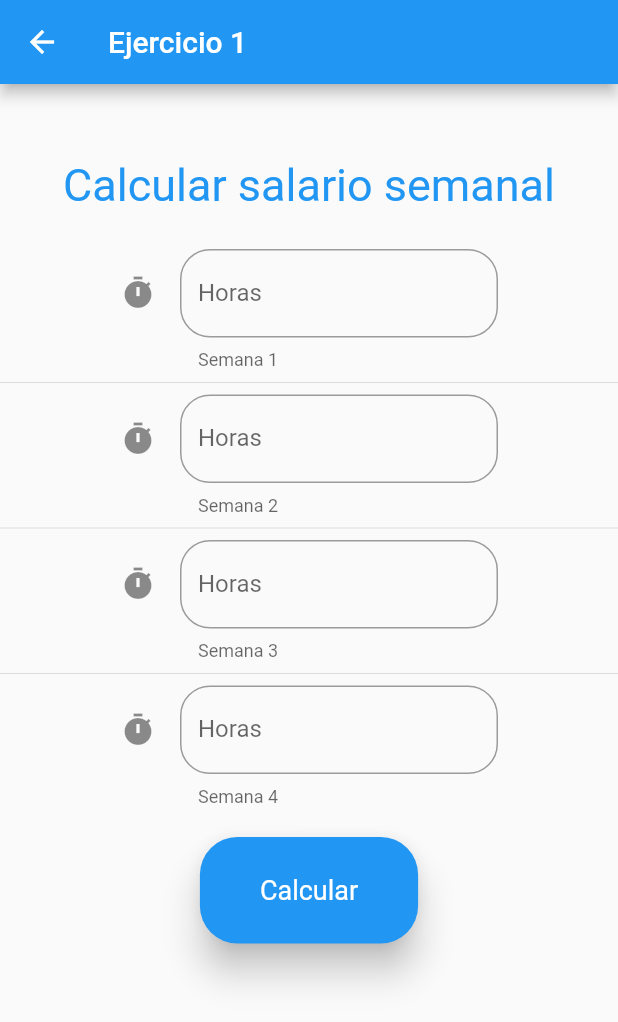
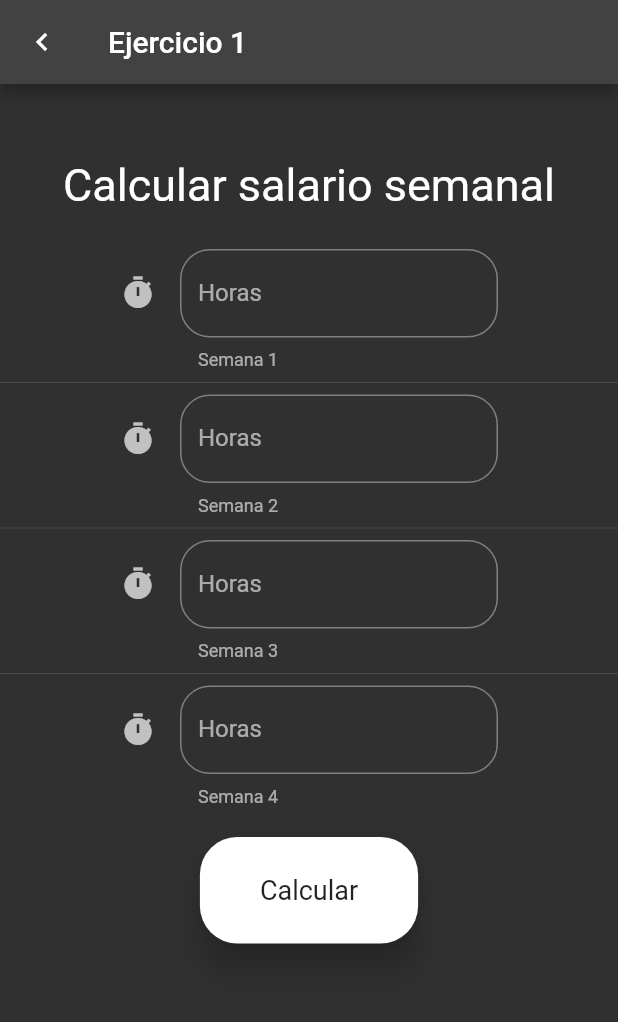
Before and after one commit to lordivanba/Actividad2_P1, a Flutter app: the screen it shows after launch, after a tap on "Ejercicio 1", on a phone screen of 412 x 824 dp. Shown: the top 1022 px of the screen. Run offline on Flutter 3.47's test engine with Material 2 defaults, Android fonts, the phone set to English and light mode, and no system bars; our stand-ins replace font_awesome_flutter.

Commit message:
second commit

```diff
--- a/lib/main.dart
+++ b/lib/main.dart
@@ -15,6 +15,19 @@ class MyApp extends StatelessWidget {
       debugShowCheckedModeBanner: false,
       initialRoute: '/',
       routes: getApplicationRoutes(),
+      theme: ThemeData(
+        brightness: Brightness.light,
+        /* light theme settings */
+      ),
+      darkTheme: ThemeData(
+        brightness: Brightness.dark,
+        /* dark theme settings */
+      ),
+      themeMode: ThemeMode.dark,
+      /* ThemeMode.system to follow system theme,
+         ThemeMode.light for light theme,
+         ThemeMode.dark for dark theme
+      */
     );
   }
 }
--- a/lib/src/pages/ejercicio1.dart
+++ b/lib/src/pages/ejercicio1.dart
@@ -1,4 +1,5 @@
 import 'package:flutter/material.dart';
+import 'package:flutter/services.dart';
 
 class Ejercicio1Page extends StatefulWidget {
   Ejercicio1Page({Key? key}) : super(key: key);
@@ -24,7 +25,7 @@ class _Ejercicio1PageState extends State<Ejercicio1Page> {
             onPressed: () {
               Navigator.pushNamed(context, '/');
             },
-            icon: Icon(Icons.arrow_back)),
+            icon: Icon(Icons.keyboard_arrow_left)),
       ),
       body: Form(
         key: _formKey,
@@ -34,7 +35,7 @@ class _Ejercicio1PageState extends State<Ejercicio1Page> {
             Center(
               child: Text(
                 'Calcular salario semanal',
-                style: TextStyle(fontSize: 30.0, color: Colors.blue),
+                style: TextStyle(fontSize: 30.0, color: Colors.white),
               ),
             ),
             SizedBox(
@@ -44,6 +45,7 @@ class _Ejercicio1PageState extends State<Ejercicio1Page> {
               padding: EdgeInsets.only(left: 80.0, right: 80.0),
               child: TextFormField(
                 keyboardType: TextInputType.number,
+                inputFormatters: [FilteringTextInputFormatter.digitsOnly],
                 decoration: InputDecoration(
                   border: OutlineInputBorder(
                       borderRadius: BorderRadius.circular(20.0)),
@@ -68,6 +70,7 @@ class _Ejercicio1PageState extends State<Ejercicio1Page> {
               padding: EdgeInsets.only(left: 80.0, right: 80.0),
               child: TextFormField(
                 keyboardType: TextInputType.number,
+                inputFormatters: [FilteringTextInputFormatter.digitsOnly],
                 decoration: InputDecoration(
                     border: OutlineInputBorder(
                         borderRadius: BorderRadius.circular(20.0)),
@@ -91,6 +94,7 @@ class _Ejercicio1PageState extends State<Ejercicio1Page> {
               padding: EdgeInsets.only(left: 80.0, right: 80.0),
               child: TextFormField(
                 keyboardType: TextInputType.number,
+                inputFormatters: [FilteringTextInputFormatter.digitsOnly],
                 decoration: InputDecoration(
                     border: OutlineInputBorder(
                         borderRadius: BorderRadius.circular(20.0)),
@@ -114,6 +118,7 @@ class _Ejercicio1PageState extends State<Ejercicio1Page> {
               padding: EdgeInsets.only(left: 80.0, right: 80.0),
               child: TextFormField(
                 keyboardType: TextInputType.number,
+                inputFormatters: [FilteringTextInputFormatter.digitsOnly],
                 decoration: InputDecoration(
                     border: OutlineInputBorder(
                         borderRadius: BorderRadius.circular(20.0)),
@@ -145,6 +150,8 @@ class _Ejercicio1PageState extends State<Ejercicio1Page> {
                 },
                 child: Text('Calcular'),
                 style: ElevatedButton.styleFrom(
+                  primary: Colors.white,
+                  onPrimary: Colors.black87,
                   shape: RoundedRectangleBorder(
                       borderRadius: BorderRadius.circular(25.0)),
                   padding:
--- a/lib/src/pages/home_page.dart
+++ b/lib/src/pages/home_page.dart
@@ -1,7 +1,9 @@
 import 'package:flutter/material.dart';
 
 class HomePage extends StatelessWidget {
-  const HomePage({Key? key}) : super(key: key);
+  // const HomePage({Key? key}) : super(key: key);
+
+  final _txtStyle = TextStyle(fontSize: 18.0, fontWeight: FontWeight.w400);
 
   @override
   Widget build(BuildContext context) {
@@ -11,20 +13,48 @@ class HomePage extends StatelessWidget {
       ),
       body: ListView(
         children: [
+          SizedBox(height: 30.0),
           ListTile(
-            title: Text('Ejercicio 1'),
+            style: ListTileStyle.drawer,
+            title: Text(
+              'Ejercicio 1',
+              style: _txtStyle,
+            ),
+            trailing: Icon(Icons.keyboard_arrow_right),
+            leading: Icon(Icons.task_alt),
             onTap: () {
               Navigator.pushNamed(context, 'ejercicio1');
             },
           ),
+          Divider(),
           ListTile(
-            title: Text('Ejercicio 2'),
+            title: Text(
+              'Ejercicio 2',
+              style: _txtStyle,
+            ),
+            trailing: Icon(Icons.keyboard_arrow_right),
+            leading: Icon(Icons.task_alt),
+            onTap: () {
+              Navigator.pushNamed(context, 'ejercicio2');
+            },
           ),
+          Divider(),
           ListTile(
-            title: Text('Ejercicio 3'),
+            title: Text(
+              'Ejercicio 3',
+              style: _txtStyle,
+            ),
+            trailing: Icon(Icons.keyboard_arrow_right),
+            leading: Icon(Icons.task_alt),
           ),
+          Divider(),
           ListTile(
-            title: Text('Ejercicio 4'),
+            title: Text(
+              'Ejercicio 4',
+              style: _txtStyle,
+            ),
+            trailing: Icon(Icons.keyboard_arrow_right),
+            leading: Icon(Icons.task_alt),
           ),
         ],
       ),
--- a/lib/src/routes/routes.dart
+++ b/lib/src/routes/routes.dart
@@ -1,4 +1,5 @@
 import 'package:actividad2/src/pages/ejercicio1.dart';
+import 'package:actividad2/src/pages/ejercicio2.dart';
 import 'package:actividad2/src/pages/home_page.dart';
 import 'package:flutter/material.dart';
 
@@ -6,5 +7,6 @@ getApplicationRoutes() {
   return {
     '/': (BuildContext context) => HomePage(),
     'ejercicio1': (BuildContext context) => Ejercicio1Page(),
+    'ejercicio2': (BuildContext context) => Ejercicio2Page(),
   };
 }
--- a/pubspec.yaml
+++ b/pubspec.yaml
@@ -29,6 +29,7 @@ environment:
 dependencies:
   flutter:
     sdk: flutter
+  font_awesome_flutter: '>= 4.7.0'
 
 
   # The following adds the Cupertino Icons font to your application.
```
Also changed, not shown: lib/src/pages/ejercicio2.dart (added, +139 -0 lines), pubspec.lock.
